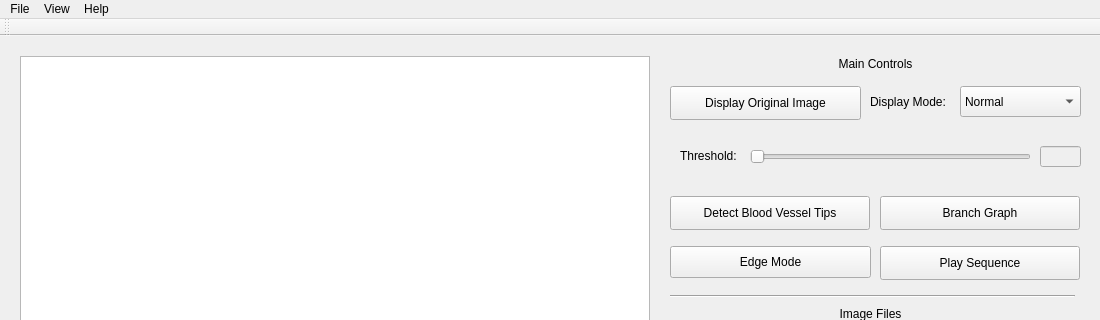
Old version of the form mainwindow.ui in the repository qchen2017/BloodVesselVisualization; both pictures show x 0 to 1100 and y 0 to 320 of the 1100 by 680 pixel window.
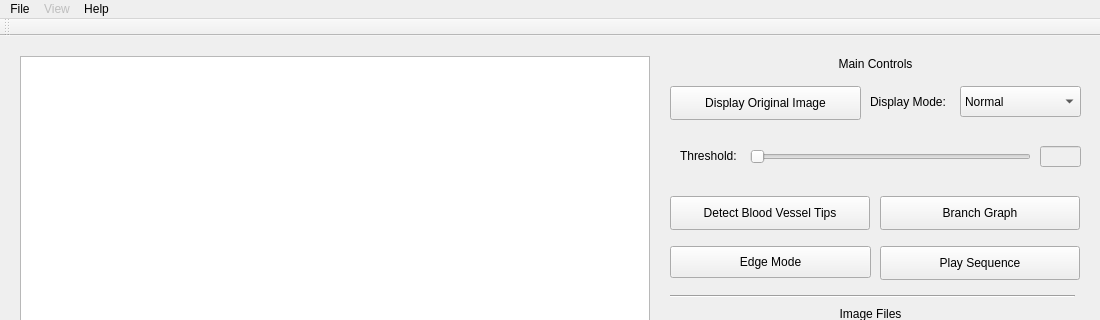
New version of the form.

Commit message:
disabled view option
options in view caused program to crash, disabled first, then enabled when an image is opened

Diff of the .ui file:
```diff
--- a/mainwindow.ui
+++ b/mainwindow.ui
@@ -281,6 +281,9 @@
     <addaction name="actionSave"/>
    </widget>
    <widget class="QMenu" name="menuView">
+    <property name="enabled">
+     <bool>false</bool>
+    </property>
     <property name="title">
      <string>View</string>
     </property>
```
